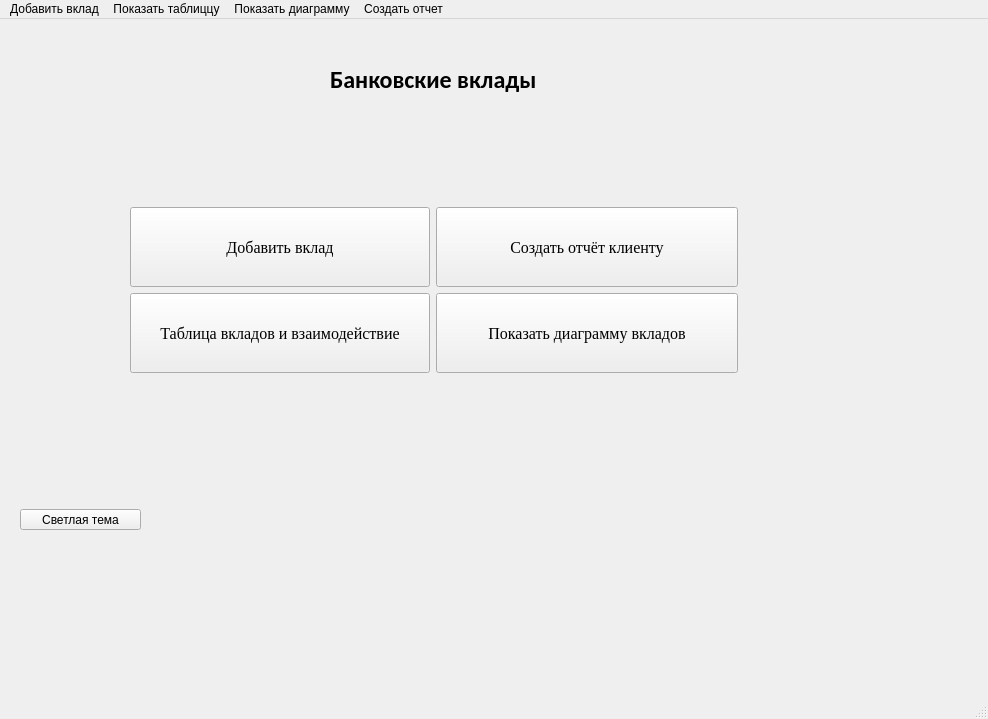
The window that Ui/Главное окно.ui (notprogamer3/PractiseProject) describes before a commit, drawn with Qt 5.
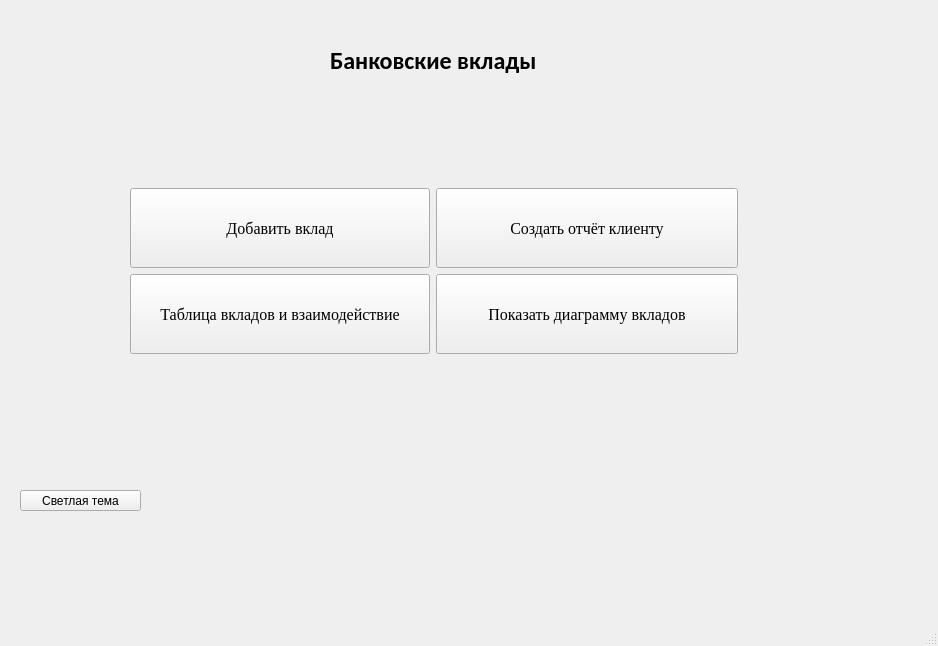
The same window after the commit.

Diff of the .ui file:
```diff
--- a/Ui/Главное окно.ui
+++ b/Ui/Главное окно.ui
@@ -6,8 +6,8 @@
    <rect>
     <x>0</x>
     <y>0</y>
-    <width>988</width>
-    <height>719</height>
+    <width>938</width>
+    <height>646</height>
    </rect>
   </property>
   <property name="sizePolicy">
@@ -173,40 +173,6 @@
    </widget>
   </widget>
   <widget class="QStatusBar" name="statusbar"/>
-  <widget class="QMenuBar" name="menuBar">
-   <property name="geometry">
-    <rect>
-     <x>0</x>
-     <y>0</y>
-     <width>988</width>
-     <height>33</height>
-    </rect>
-   </property>
-   <widget class="QMenu" name="menu">
-    <property name="title">
-     <string>Добавить вклад</string>
-    </property>
-   </widget>
-   <widget class="QMenu" name="menu_2">
-    <property name="title">
-     <string>Показать таблиццу</string>
-    </property>
-   </widget>
-   <widget class="QMenu" name="menu_3">
-    <property name="title">
-     <string>Показать диаграмму</string>
-    </property>
-   </widget>
-   <widget class="QMenu" name="menu_4">
-    <property name="title">
-     <string>Создать отчет</string>
-    </property>
-   </widget>
-   <addaction name="menu"/>
-   <addaction name="menu_2"/>
-   <addaction name="menu_3"/>
-   <addaction name="menu_4"/>
-  </widget>
  </widget>
  <resources/>
  <connections/>
```
